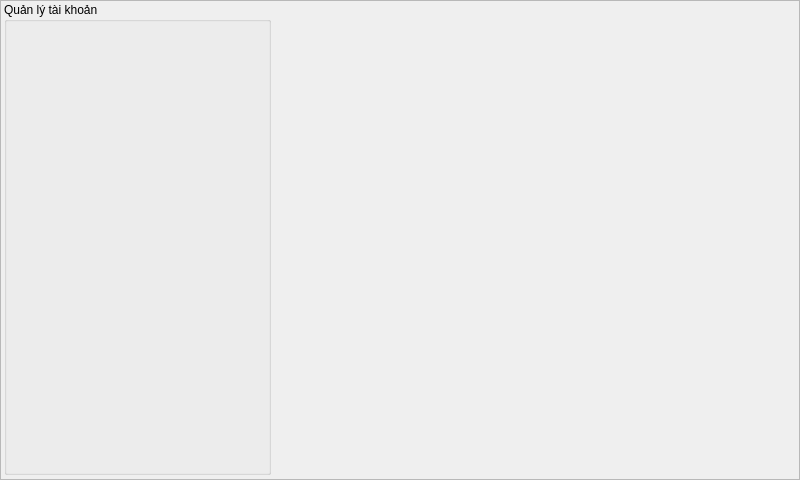
First picture: the form in SettingScreen/Ui/HideSettingScreen.ui, repository Lam-dev/TheoryFaceRecognition, before the edit.
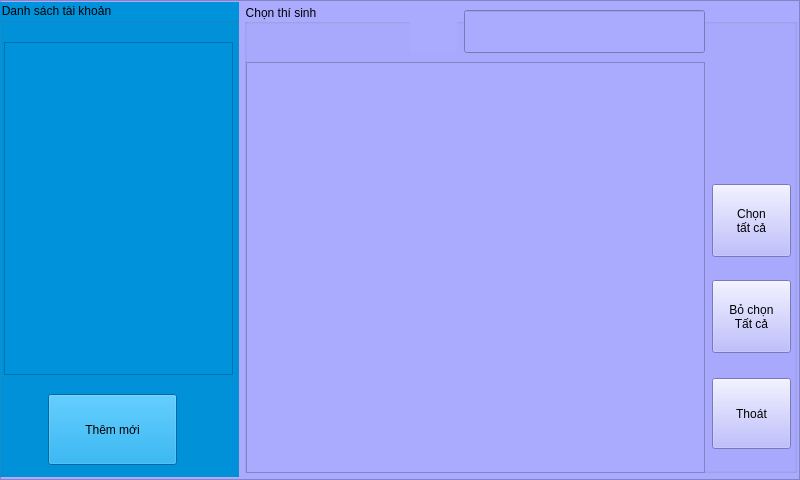
Second picture: the form after the edit. Icons and pictures are not drawn.

```diff
--- a/SettingScreen/Ui/HideSettingScreen.ui
+++ b/SettingScreen/Ui/HideSettingScreen.ui
@@ -13,6 +13,9 @@
   <property name="windowTitle">
    <string>Frame</string>
   </property>
+  <property name="styleSheet">
+   <string notr="true">background-color: rgb(170, 170, 255);</string>
+  </property>
   <property name="frameShape">
    <enum>QFrame::StyledPanel</enum>
   </property>
@@ -22,15 +25,131 @@
   <widget class="QGroupBox" name="groupBox">
    <property name="geometry">
     <rect>
-     <x>4</x>
+     <x>0</x>
      <y>2</y>
-     <width>267</width>
-     <height>473</height>
+     <width>239</width>
+     <height>475</height>
     </rect>
    </property>
+   <property name="styleSheet">
+    <string notr="true">background-color: rgb(0, 147, 220);</string>
+   </property>
    <property name="title">
-    <string>Quản lý tài khoản</string>
+    <string>Danh sách tài khoản</string>
    </property>
+   <widget class="QPushButton" name="pushButton_addNewAccount">
+    <property name="geometry">
+     <rect>
+      <x>48</x>
+      <y>392</y>
+      <width>129</width>
+      <height>71</height>
+     </rect>
+    </property>
+    <property name="text">
+     <string>Thêm mới</string>
+    </property>
+   </widget>
+   <widget class="QListWidget" name="listWidget_showListAdminAccount">
+    <property name="geometry">
+     <rect>
+      <x>4</x>
+      <y>40</y>
+      <width>229</width>
+      <height>333</height>
+     </rect>
+    </property>
+   </widget>
+  </widget>
+  <widget class="QGroupBox" name="groupBox_2">
+   <property name="geometry">
+    <rect>
+     <x>244</x>
+     <y>4</y>
+     <width>553</width>
+     <height>469</height>
+    </rect>
+   </property>
+   <property name="title">
+    <string>Chọn thí sinh</string>
+   </property>
+   <widget class="QListWidget" name="listWidget_forShowListStudent">
+    <property name="geometry">
+     <rect>
+      <x>2</x>
+      <y>58</y>
+      <width>459</width>
+      <height>411</height>
+     </rect>
+    </property>
+   </widget>
+   <widget class="QLabel" name="label_iconSearch">
+    <property name="geometry">
+     <rect>
+      <x>166</x>
+      <y>8</y>
+      <width>47</width>
+      <height>41</height>
+     </rect>
+    </property>
+    <property name="text">
+     <string/>
+    </property>
+    <property name="pixmap">
+     <pixmap>../../icon/iconSearch.png</pixmap>
+    </property>
+   </widget>
+   <widget class="QLineEdit" name="lineEdit_inputTextToSearch">
+    <property name="geometry">
+     <rect>
+      <x>220</x>
+      <y>6</y>
+      <width>241</width>
+      <height>43</height>
+     </rect>
+    </property>
+   </widget>
+   <widget class="QPushButton" name="pushButton_selectAll">
+    <property name="geometry">
+     <rect>
+      <x>468</x>
+      <y>180</y>
+      <width>79</width>
+      <height>73</height>
+     </rect>
+    </property>
+    <property name="text">
+     <string>Chọn 
+tất cả</string>
+    </property>
+   </widget>
+   <widget class="QPushButton" name="pushButton_removeSelectAlll">
+    <property name="geometry">
+     <rect>
+      <x>468</x>
+      <y>276</y>
+      <width>79</width>
+      <height>73</height>
+     </rect>
+    </property>
+    <property name="text">
+     <string>Bỏ chọn
+Tất cả</string>
+    </property>
+   </widget>
+   <widget class="QPushButton" name="pushButton_exit">
+    <property name="geometry">
+     <rect>
+      <x>468</x>
+      <y>374</y>
+      <width>79</width>
+      <height>71</height>
+     </rect>
+    </property>
+    <property name="text">
+     <string>Thoát</string>
+    </property>
+   </widget>
   </widget>
  </widget>
  <resources/>
```
Left out of the diff: 4 changed lines with no effect on the pictures.
